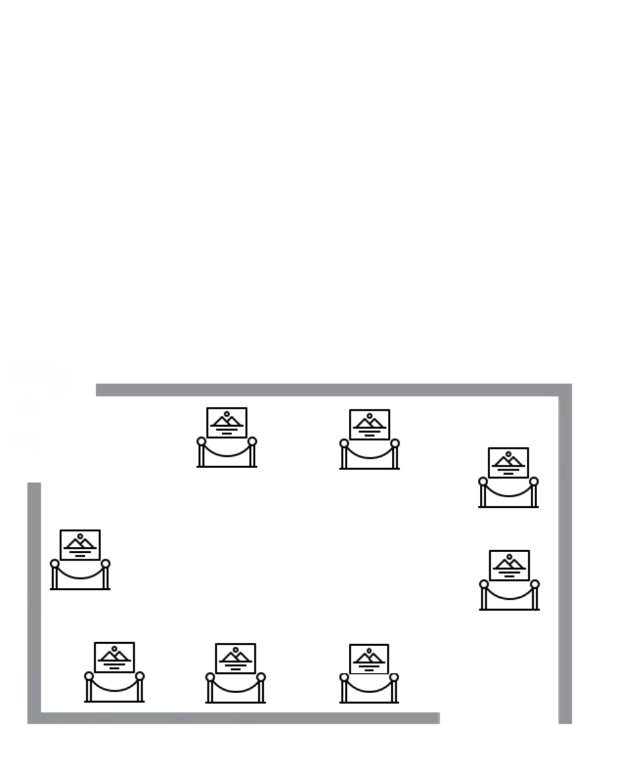
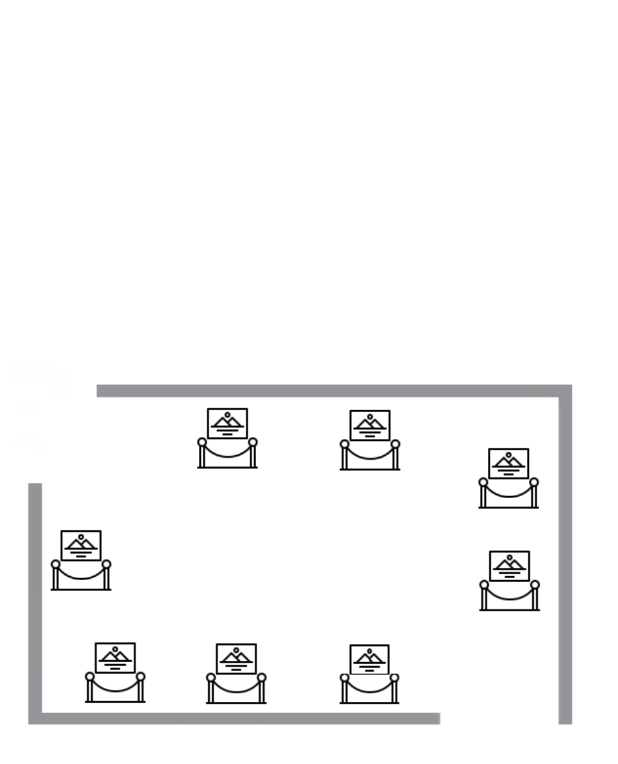
Before and after one commit to jaimelt/Sep-4-Museum, an Android app: the screen it shows after launch (RoomA2Activity), after a tap on "A2", on a phone screen of 412 x 824 dp. Shown: the top 764 px of the screen. Run offline under Robolectric (Android 15) with nearby library versions, the phone set to English and light mode, and no system bars; pictures from the network do not load.

Commit message:
Fixed Rooms

```diff
--- a/Android/app/src/main/java/com/example/android_sep4/model/Artwork.java
+++ b/Android/app/src/main/java/com/example/android_sep4/model/Artwork.java
@@ -21,13 +21,16 @@ public class Artwork {
     @SerializedName("author")
     private String author;
 
-    @SerializedName("location")
-    private String location;
+    @SerializedName("roomCode")
+    private String roomCode;
 
     @SerializedName("artworkMeasurements")
     private ArtworkMeasurements artworkMeasurements;
 
-    public Artwork(ArtworkMeasurements artworkMeasurements, String name, String description, String image, String type, String author, String location)
+    @SerializedName("artworkPosition")
+    private int artworkPosition;
+
+    public Artwork(ArtworkMeasurements artworkMeasurements, String name, String description, String image, String type, String author, String roomCode)
     {
         this.artworkMeasurements = artworkMeasurements;
         this.name = name;
@@ -35,7 +38,7 @@ public class Artwork {
         this.image = image;
         this.type = type;
         this.author = author;
-        this.location = location;
+        this.roomCode = roomCode;
     }
 
     public int getID() {
@@ -87,11 +90,11 @@ public class Artwork {
     }
 
     public String getLocation() {
-        return location;
+        return roomCode;
     }
 
-    public void setLocation(String location) {
-        this.location = location;
+    public void setLocation(String roomCode) {
+        this.roomCode = roomCode;
     }
 
     public ArtworkMeasurements getArtworkMeasurements() {
--- a/Android/app/src/main/res/layout/activity_room_a2.xml
+++ b/Android/app/src/main/res/layout/activity_room_a2.xml
@@ -1,5 +1,6 @@
 <?xml version="1.0" encoding="utf-8"?>
-<androidx.constraintlayout.widget.ConstraintLayout xmlns:android="http://schemas.android.com/apk/res/android"
+<androidx.constraintlayout.widget.ConstraintLayout
+    xmlns:android="http://schemas.android.com/apk/res/android"
     xmlns:app="http://schemas.android.com/apk/res-auto"
     xmlns:tools="http://schemas.android.com/tools"
     android:background="@color/white"
@@ -9,8 +10,9 @@
 
     <ImageView
         android:id="@+id/room_a2_image"
-        android:layout_width="match_parent"
-        android:layout_height="match_parent"
+        android:layout_width="411dp"
+        android:layout_height="698dp"
+        android:layout_gravity="top"
         android:contentDescription="TODO"
         app:layout_constraintBottom_toBottomOf="parent"
         app:layout_constraintEnd_toEndOf="parent"
@@ -22,88 +24,88 @@
         android:id="@+id/artwork_place_5"
         android:layout_width="58dp"
         android:layout_height="52dp"
-        app:layout_constraintBottom_toBottomOf="parent"
-        app:layout_constraintEnd_toEndOf="parent"
+        app:layout_constraintBottom_toBottomOf="@+id/room_a2_image"
+        app:layout_constraintEnd_toEndOf="@+id/room_a2_image"
         app:layout_constraintHorizontal_bias="0.345"
-        app:layout_constraintStart_toStartOf="parent"
-        app:layout_constraintTop_toTopOf="parent"
-        app:layout_constraintVertical_bias="0.326" />
+        app:layout_constraintStart_toStartOf="@+id/room_a2_image"
+        app:layout_constraintTop_toTopOf="@+id/room_a2_image"
+        app:layout_constraintVertical_bias="0.312" />
 
     <TextView
         android:id="@+id/artwork_place_1"
         android:layout_width="58dp"
         android:layout_height="52dp"
-        app:layout_constraintBottom_toBottomOf="parent"
-        app:layout_constraintEnd_toEndOf="parent"
+        app:layout_constraintBottom_toBottomOf="@+id/room_a2_image"
+        app:layout_constraintEnd_toEndOf="@+id/room_a2_image"
         app:layout_constraintHorizontal_bias="0.62"
-        app:layout_constraintStart_toStartOf="parent"
-        app:layout_constraintTop_toTopOf="parent"
+        app:layout_constraintStart_toStartOf="@+id/room_a2_image"
+        app:layout_constraintTop_toTopOf="@+id/room_a2_image"
         app:layout_constraintVertical_bias="0.556" />
 
     <TextView
         android:id="@+id/artwork_place_6"
         android:layout_width="58dp"
         android:layout_height="52dp"
-        app:layout_constraintBottom_toBottomOf="parent"
-        app:layout_constraintEnd_toEndOf="parent"
+        app:layout_constraintBottom_toBottomOf="@+id/room_a2_image"
+        app:layout_constraintEnd_toEndOf="@+id/room_a2_image"
         app:layout_constraintHorizontal_bias="0.62"
-        app:layout_constraintStart_toStartOf="parent"
-        app:layout_constraintTop_toTopOf="parent"
-        app:layout_constraintVertical_bias="0.325" />
+        app:layout_constraintStart_toStartOf="@+id/room_a2_image"
+        app:layout_constraintTop_toTopOf="@+id/room_a2_image"
+        app:layout_constraintVertical_bias="0.314" />
 
     <TextView
         android:id="@+id/artwork_place_2"
         android:layout_width="58dp"
         android:layout_height="52dp"
-        app:layout_constraintBottom_toBottomOf="parent"
-        app:layout_constraintEnd_toEndOf="parent"
+        app:layout_constraintBottom_toBottomOf="@+id/room_a2_image"
+        app:layout_constraintEnd_toEndOf="@+id/room_a2_image"
         app:layout_constraintHorizontal_bias="0.368"
-        app:layout_constraintStart_toStartOf="parent"
-        app:layout_constraintTop_toTopOf="parent"
+        app:layout_constraintStart_toStartOf="@+id/room_a2_image"
+        app:layout_constraintTop_toTopOf="@+id/room_a2_image"
         app:layout_constraintVertical_bias="0.556" />
 
     <TextView
         android:id="@+id/artwork_place_3"
         android:layout_width="58dp"
         android:layout_height="52dp"
-        app:layout_constraintBottom_toBottomOf="parent"
-        app:layout_constraintEnd_toEndOf="parent"
+        app:layout_constraintBottom_toBottomOf="@+id/room_a2_image"
+        app:layout_constraintEnd_toEndOf="@+id/room_a2_image"
         app:layout_constraintHorizontal_bias="0.133"
-        app:layout_constraintStart_toStartOf="parent"
-        app:layout_constraintTop_toTopOf="parent"
+        app:layout_constraintStart_toStartOf="@+id/room_a2_image"
+        app:layout_constraintTop_toTopOf="@+id/room_a2_image"
         app:layout_constraintVertical_bias="0.556" />
 
     <TextView
         android:id="@+id/artwork_place_4"
         android:layout_width="58dp"
         android:layout_height="52dp"
-        app:layout_constraintBottom_toBottomOf="parent"
-        app:layout_constraintEnd_toEndOf="parent"
+        app:layout_constraintBottom_toBottomOf="@+id/room_a2_image"
+        app:layout_constraintEnd_toEndOf="@+id/room_a2_image"
         app:layout_constraintHorizontal_bias="0.073"
-        app:layout_constraintStart_toStartOf="parent"
-        app:layout_constraintTop_toTopOf="parent"
+        app:layout_constraintStart_toStartOf="@+id/room_a2_image"
+        app:layout_constraintTop_toTopOf="@+id/room_a2_image"
         app:layout_constraintVertical_bias="0.441" />
 
     <TextView
         android:id="@+id/artwork_place_7"
         android:layout_width="58dp"
         android:layout_height="52dp"
-        app:layout_constraintBottom_toBottomOf="parent"
-        app:layout_constraintEnd_toEndOf="parent"
+        app:layout_constraintBottom_toBottomOf="@+id/room_a2_image"
+        app:layout_constraintEnd_toEndOf="@+id/room_a2_image"
         app:layout_constraintHorizontal_bias="0.875"
-        app:layout_constraintStart_toStartOf="parent"
-        app:layout_constraintTop_toTopOf="parent"
+        app:layout_constraintStart_toStartOf="@+id/room_a2_image"
+        app:layout_constraintTop_toTopOf="@+id/room_a2_image"
         app:layout_constraintVertical_bias="0.363" />
 
     <TextView
         android:id="@+id/artwork_place_8"
         android:layout_width="58dp"
         android:layout_height="52dp"
-        app:layout_constraintBottom_toBottomOf="parent"
-        app:layout_constraintEnd_toEndOf="parent"
+        app:layout_constraintBottom_toBottomOf="@+id/room_a2_image"
+        app:layout_constraintEnd_toEndOf="@+id/room_a2_image"
         app:layout_constraintHorizontal_bias="0.875"
-        app:layout_constraintStart_toStartOf="parent"
-        app:layout_constraintTop_toTopOf="parent"
+        app:layout_constraintStart_toStartOf="@+id/room_a2_image"
+        app:layout_constraintTop_toTopOf="@+id/room_a2_image"
         app:layout_constraintVertical_bias="0.459" />
 
 </androidx.constraintlayout.widget.ConstraintLayout>
```
Also changed, not shown: Android/app/src/main/res/layout/activity_room_a1.xml (+17 -24 lines), Android/app/src/main/res/layout/activity_room_a3.xml (+17 -16 lines), Android/app/src/main/res/layout/activity_room_b1.xml (+31 -30 lines), Android/app/src/main/res/layout/activity_room_b2.xml (+37 -36 lines), Android/app/src/main/res/layout/activity_room_b3.xml (+53 -52 lines), Android/app/src/main/res/layout/activity_room_b4.xml (+25 -24 lines).
